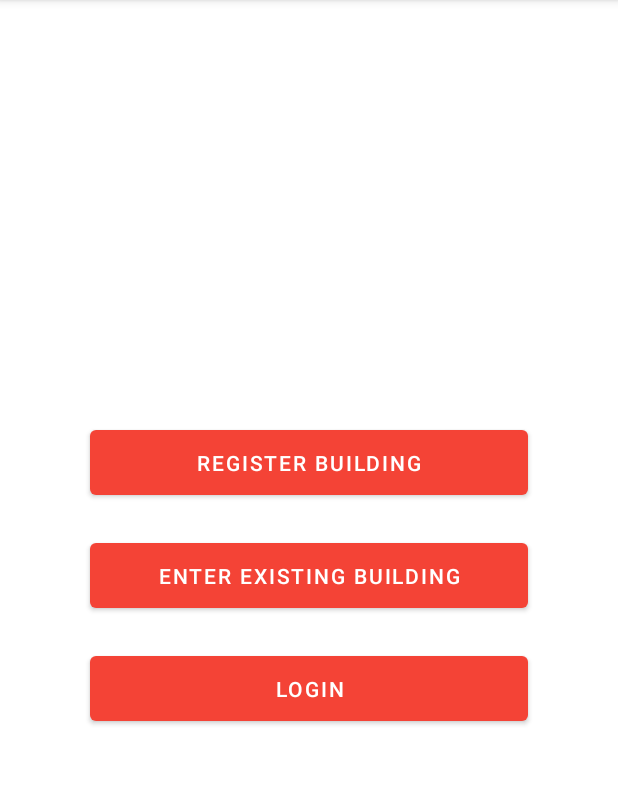
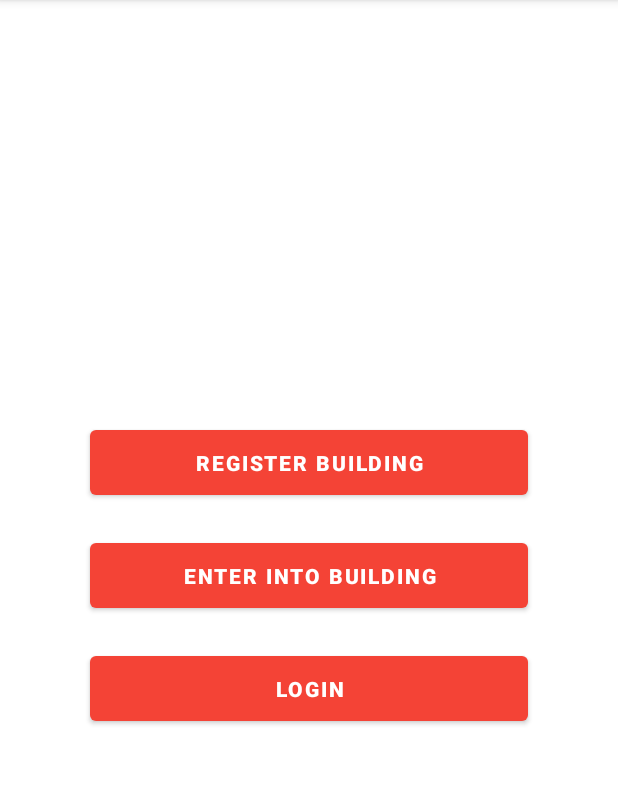
Before and after one commit to manthanb02/Mark2, an Android app: the OptionsActivity screen opened directly, with no data from a screen before it, on a phone screen of 412 x 824 dp, the part 84-869 px from its top. Run offline under Robolectric (Android 15) with nearby library versions, the phone set to English and light mode, and no system bars.

```diff
--- a/app/src/main/AndroidManifest.xml
+++ b/app/src/main/AndroidManifest.xml
@@ -1,6 +1,6 @@
 <?xml version="1.0" encoding="utf-8"?>
 <manifest xmlns:android="http://schemas.android.com/apk/res/android"
-    package="com.example.mark1" >
+    package="com.example.mark1">
 
     <application
         android:allowBackup="true"
@@ -8,13 +8,16 @@
         android:label="@string/app_name"
         android:roundIcon="@mipmap/ic_launcher_round"
         android:supportsRtl="true"
-        android:theme="@style/Theme.Mark1" >
+        android:theme="@style/Theme.Mark1">
         <activity
-            android:name=".LoginActivity"
+            android:name=".HomeActivity"
+            android:exported="false" />
+        <activity
+            android:name=".OptionsActivity"
             android:exported="false" />
         <activity
             android:name=".SplashActivity"
-            android:exported="true" >
+            android:exported="true">
             <intent-filter>
                 <action android:name="android.intent.action.MAIN" />
 
--- a/app/src/main/java/com/example/mark1/LoginActivity.java
+++ b/app/src/main/java/com/example/mark1/OptionsActivity.java
@@ -4,10 +4,12 @@ import androidx.appcompat.app.AppCompatActivity;
 
 import android.os.Bundle;
 
-public class LoginActivity extends AppCompatActivity {
+public class OptionsActivity extends AppCompatActivity
+{
 
     @Override
-    protected void onCreate(Bundle savedInstanceState) {
+    protected void onCreate(Bundle savedInstanceState)
+    {
         super.onCreate(savedInstanceState);
         setContentView(R.layout.activity_login);
     }
--- a/app/src/main/res/layout/activity_login.xml
+++ b/app/src/main/res/layout/activity_login.xml
@@ -6,7 +6,7 @@
     android:layout_width="match_parent"
     android:layout_height="match_parent"
     android:orientation="vertical"
-    tools:context=".LoginActivity">
+    tools:context=".OptionsActivity">
 
     <LinearLayout
         android:layout_width="match_parent"
@@ -22,7 +22,8 @@
             android:layout_marginTop="10dp"
             android:layout_marginRight="60dp"
             android:layout_marginBottom="10dp"
-            android:text="@string/buttonRegisterBuilding"/>
+            android:text="@string/buttonRegisterBuilding"
+            android:textStyle="bold"/>
 
         <Button
             android:id="@+id/buttonEnterBuilding"
@@ -32,7 +33,8 @@
             android:layout_marginTop="10dp"
             android:layout_marginRight="60dp"
             android:layout_marginBottom="10dp"
-            android:text="@string/buttonEnterBuilding"/>
+            android:text="@string/buttonEnterBuilding"
+            android:textStyle="bold"/>
 
         <Button
             android:id="@+id/buttonLogin"
@@ -42,7 +44,8 @@
             android:layout_marginTop="10dp"
             android:layout_marginRight="60dp"
             android:layout_marginBottom="10dp"
-            android:text="@string/buttonLogin"/>
+            android:text="@string/buttonLogin"
+            android:textStyle="bold"/>
 
     </LinearLayout>
 
--- a/app/src/main/res/values/strings.xml
+++ b/app/src/main/res/values/strings.xml
@@ -1,6 +1,6 @@
 <resources>
     <string name="app_name">Apartment</string>
     <string name="buttonRegisterBuilding">Register Building</string>
-    <string name = "buttonLogin">Login</string>
-    <string name = "buttonEnterBuilding">Enter Existing Building</string>
+    <string name="buttonLogin">Login</string>
+    <string name="buttonEnterBuilding">Enter Into Building</string>
 </resources>
```
Also changed, not shown: app/src/main/java/com/example/mark1/HomeActivity.java (added, +16 -0 lines), app/src/main/java/com/example/mark1/SplashActivity.java (+25 -10 lines), app/src/main/res/layout/activity_home.xml (added, +9 -0 lines).
